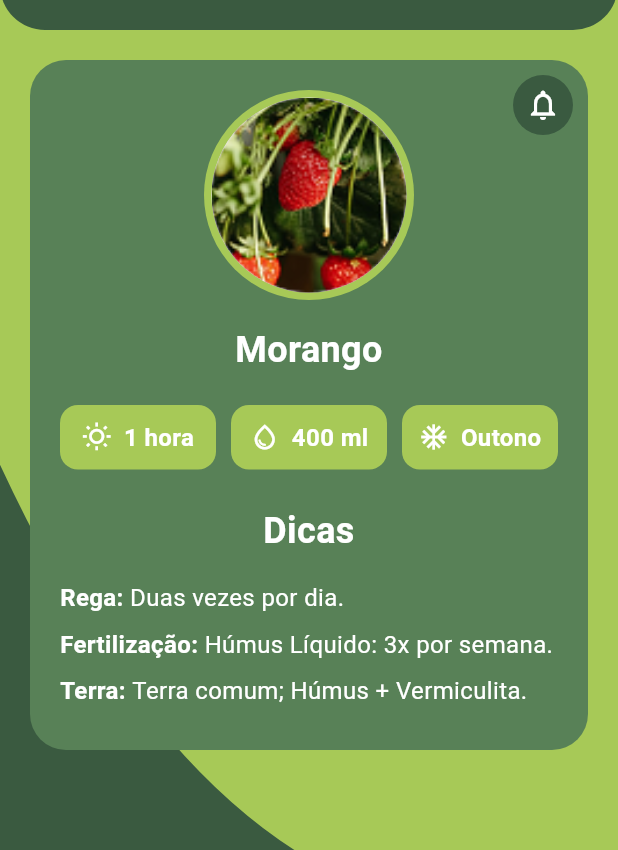
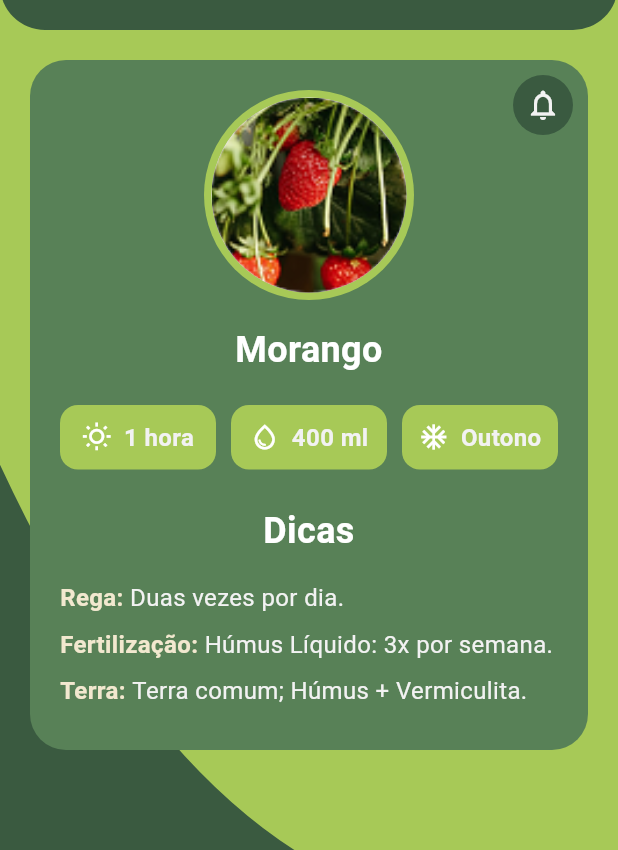
Before and after one commit to gabrielsilvaa12/GardenMeMobile, a Flutter app: the screen it shows after launch, after a tap on the "add" icon, on a phone screen of 412 x 824 dp, the part 240-1090 px from its top. Run offline on Flutter 3.47's test engine with Material 3 defaults, Android fonts, the light colour scheme and no system bars.

Commit message:
alterações das cores

```diff
--- a/lib/components/details_plant.dart
+++ b/lib/components/details_plant.dart
@@ -81,7 +81,7 @@ class DetailsPlantCard extends StatelessWidget {
               ),
               child: const Icon(
                 Icons.notifications_none_outlined,
-                color: Colors.white,
+                color: Color(0xFFf2f2f2),
                 size: 24,
               ),
             ),
@@ -106,7 +106,7 @@ class DetailsPlantCard extends StatelessWidget {
           Text(
             text,
             style: const TextStyle(
-              color: Colors.white,
+              color: Color(0xFFf2f2f2),
               fontSize: 16,
               fontWeight: FontWeight.bold,
             ),
@@ -121,11 +121,14 @@ class DetailsPlantCard extends StatelessWidget {
       padding: const EdgeInsets.only(bottom: 8.0),
       child: Text.rich(
         TextSpan(
-          style: const TextStyle(color: Colors.white, fontSize: 16),
+          style: const TextStyle(color: Color(0xfff2f2f2), fontSize: 16),
           children: [
             TextSpan(
               text: title,
-              style: const TextStyle(fontWeight: FontWeight.bold),
+              style: const TextStyle(
+                fontWeight: FontWeight.bold,
+                color: Color(0xFFf2e8cf),
+              ),
             ),
             TextSpan(text: description),
           ],
```
